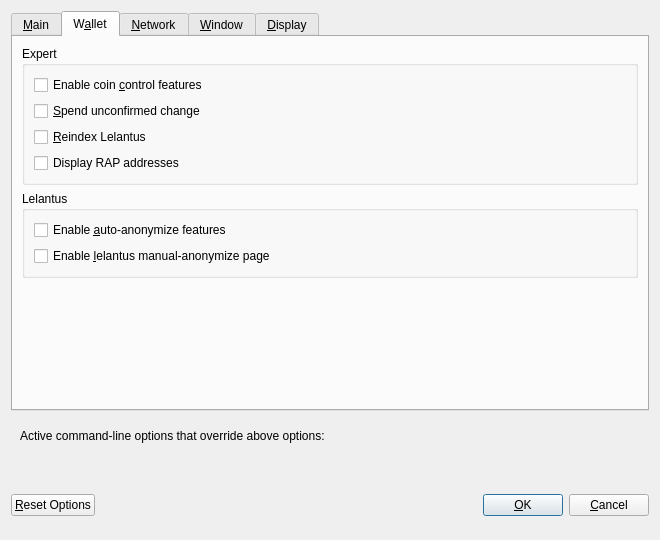
This is src/qt/forms/optionsdialog.ui in SPC-beta/firo as Qt 5 draws it before an edit. The edited form follows.
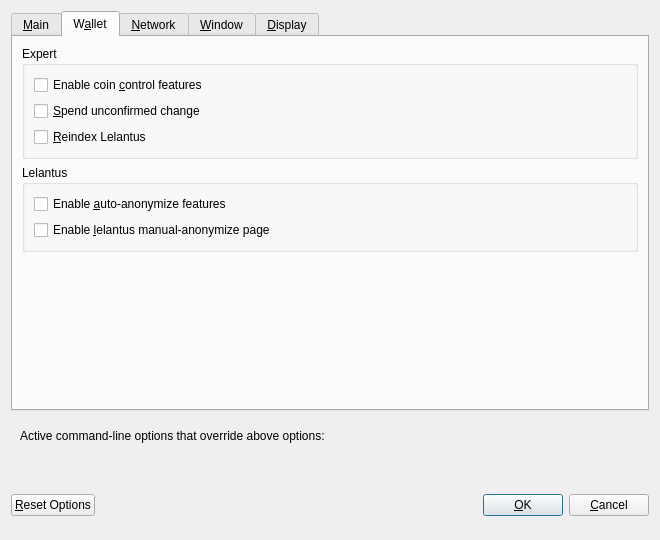
This is the edited form. Custom widgets are drawn as their Qt base class.

Diff of the .ui file:
```diff
--- a/src/qt/forms/optionsdialog.ui
+++ b/src/qt/forms/optionsdialog.ui
@@ -173,16 +173,6 @@
             </property>
            </widget>
           </item>
-          <item>
-            <widget class="QCheckBox" name="enableRapAddresses">
-             <property name="toolTip">
-                <string>Whether to show RAP addresses or not.</string>
-             </property>
-             <property name="text">
-                <string>Display RAP addresses</string>
-             </property>
-            </widget>
-          </item>
          </layout>
         </widget>
        </item>
```
